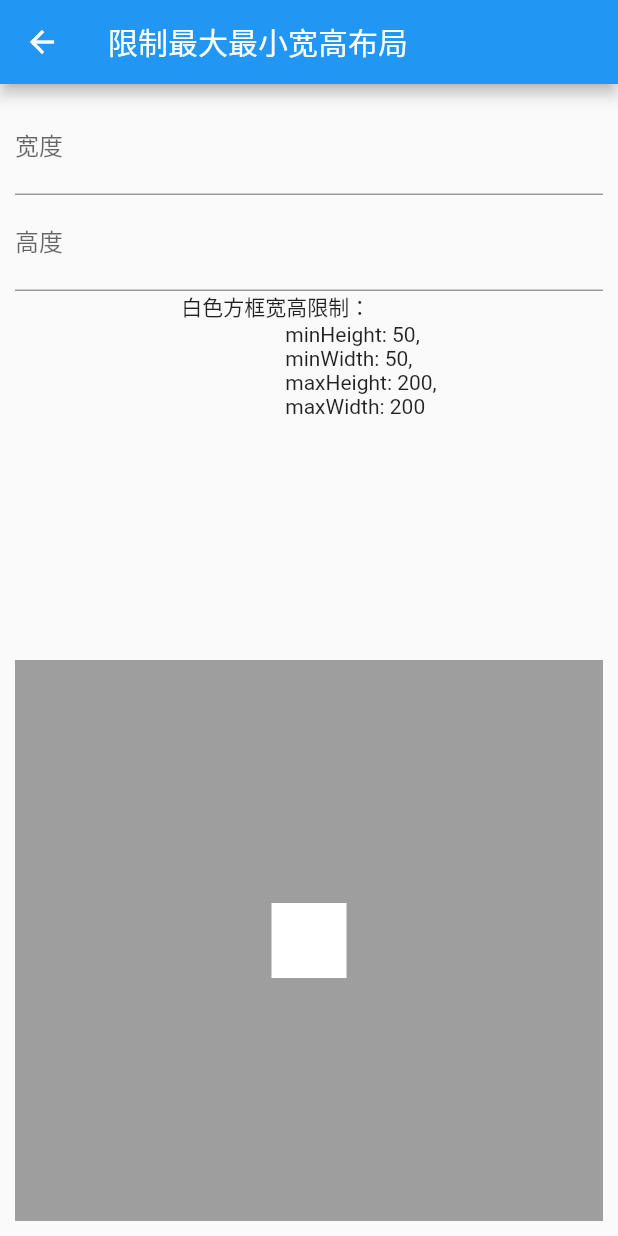
After one commit to WuJinLi/flutterDemo, a Flutter app: the LayoutMainPage screen opened directly, after a tap on "ConstrainedBox", on a phone screen of 412 x 824 dp. The commit adds this screen. Run offline on Flutter 3.47's test engine with Material 2 defaults, Android fonts, the phone set to English and light mode, and no system bars; our stand-ins replace date_format, flutter_datetime_picker, toast; generated files the repository leaves out were written again.

Commit message:
添加新布局方式

```diff
--- /dev/null
+++ b/lib/pages/page/layout/constrainedbox_layout.dart
@@ -0,0 +1,73 @@
+import 'package:flutter/material.dart';
+
+class ConstrainedBoxLayout extends StatefulWidget {
+  @override
+  State<StatefulWidget> createState() => _ConstrainedBoxState();
+}
+
+class _ConstrainedBoxState extends State<ConstrainedBoxLayout> {
+  double width = 0, height = 0;
+
+  @override
+  Widget build(BuildContext context) {
+    return Scaffold(
+      appBar: AppBar(
+        title: Text('限制最大最小宽高布局'),
+      ),
+      body: Padding(
+        padding: EdgeInsets.all(10),
+        child: Column(
+          children: <Widget>[
+            Expanded(
+                child: Column(
+              children: <Widget>[
+                TextField(
+                  decoration:
+                      InputDecoration(labelText: '宽度', hintText: '输入宽度'),
+                  onChanged: (value) {
+                    setState(() {
+                      this.width = double.parse(value);
+                    });
+                  },
+                ),
+                TextField(
+                  decoration:
+                      InputDecoration(labelText: '高度', hintText: '输入高度'),
+                  onChanged: (value) {
+                    setState(() {
+                      this.height = double.parse(value);
+                    });
+                  },
+                ),
+                Text('''白色方框宽高限制：
+                    minHeight: 50,
+                    minWidth: 50,
+                    maxHeight: 200,
+                    maxWidth: 200''')
+              ],
+            )),
+            Expanded(
+              child: Container(
+                alignment: Alignment.center,
+                color: Colors.grey,
+                child: ConstrainedBox(
+                  constraints: BoxConstraints(
+                      minHeight: 50,
+                      minWidth: 50,
+                      maxHeight: 200,
+                      maxWidth: 200),
+                  child: Container(
+                    width: this.width,
+                    height: this.height,
+                    alignment: Alignment.center,
+                    color: Colors.white,
+                  ),
+                ),
+              ),
+            )
+          ],
+        ),
+      ),
+    );
+  }
+}
--- a/lib/pages/page/layout/location_page.dart
+++ b/lib/pages/page/layout/layout_main.dart
@@ -1,17 +1,17 @@
 import 'package:flutter/material.dart';
 
-class LocationPage extends StatefulWidget {
+class LayoutMainPage extends StatefulWidget {
   @override
-  State<StatefulWidget> createState() => _LocationState();
+  State<StatefulWidget> createState() => _LayoutMainPageState();
 }
 
-class _LocationState extends State<LocationPage> {
+class _LayoutMainPageState extends State<LayoutMainPage> {
   @override
   Widget build(BuildContext context) {
     // TODO: implement build
     return Scaffold(
       appBar: AppBar(
-        title: Text('定位方式展示页面'),
+        title: Text('布局方式展示页面'),
       ),
       body: Padding(
         padding: EdgeInsets.all(10.0),
@@ -62,6 +62,39 @@ class _LocationState extends State<LocationPage> {
                 )
               ],
             ),
+            Row(
+              children: <Widget>[
+                Expanded(
+                  child: RaisedButton(
+                      child: Text('OverflowBox'),
+                      onPressed: () {
+                        Navigator.pushNamed(context, '/overflowbox_layout');
+                      }),
+                )
+              ],
+            ),
+            Row(
+              children: <Widget>[
+                Expanded(
+                  child: RaisedButton(
+                      child: Text('ConstrainedBox'),
+                      onPressed: () {
+                        Navigator.pushNamed(context, '/constrainedbox_layout');
+                      }),
+                )
+              ],
+            ),
+            Row(
+              children: <Widget>[
+                Expanded(
+                  child: RaisedButton(
+                      child: Text('LimitedBox'),
+                      onPressed: () {
+                        Navigator.pushNamed(context, '/limitedbox_layout');
+                      }),
+                )
+              ],
+            ),
           ],
         ),
       ),
--- a/lib/pages/tabs/home_page.dart
+++ b/lib/pages/tabs/home_page.dart
@@ -173,9 +173,9 @@ class _HomeState extends State<HomePage> {
               Container(
                 child: RaisedButton(
                   onPressed: () {
-                    Navigator.pushNamed(context, "/location_page");
+                    Navigator.pushNamed(context, "/layout_main");
                   },
-                  child: Text("定位布局"),
+                  child: Text("布局"),
                 ),
               ),
             ],
```
Also changed, not shown: lib/pages/page/layout/limitedbox_layout.dart (added, +18 -0 lines), lib/pages/page/layout/overflowbox_layout.dart (added, +88 -0 lines), lib/routes/routes_config.dart (+10 -4 lines).
